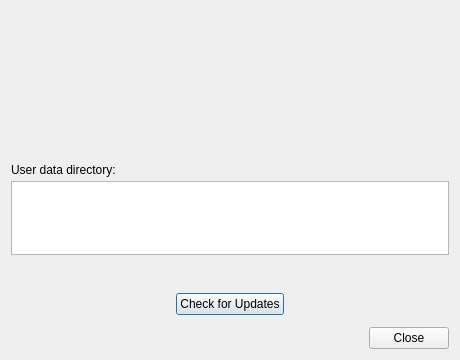
The window that src/MainWindow/ui/about_dialog.ui (eidora-desktop/EIDORA) describes before a commit, drawn with Qt 5.
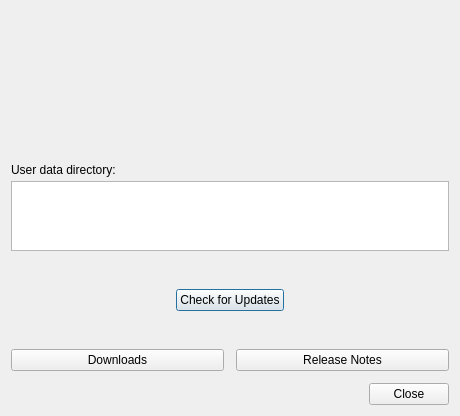
The same window after the commit.

What changed in the file:
```diff
--- a/src/MainWindow/ui/about_dialog.ui
+++ b/src/MainWindow/ui/about_dialog.ui
@@ -139,6 +139,43 @@
      </property>
     </widget>
    </item>
+   <item>
+    <widget class="QLabel" name="label_update_status">
+     <property name="textRole" stdset="0">
+      <string>primary</string>
+     </property>
+     <property name="textFormat">
+      <enum>Qt::TextFormat::PlainText</enum>
+     </property>
+     <property name="wordWrap">
+      <bool>true</bool>
+     </property>
+     <property name="alignment">
+      <set>Qt::AlignmentFlag::AlignCenter</set>
+     </property>
+     <property name="text">
+      <string/>
+     </property>
+    </widget>
+   </item>
+   <item>
+    <layout class="QHBoxLayout" name="layout_update_links">
+     <item>
+      <widget class="QPushButton" name="button_view_downloads">
+       <property name="text">
+        <string>Downloads</string>
+       </property>
+      </widget>
+     </item>
+     <item>
+      <widget class="QPushButton" name="button_release_notes">
+       <property name="text">
+        <string>Release Notes</string>
+       </property>
+      </widget>
+     </item>
+    </layout>
+   </item>
    <item>
     <widget class="QDialogButtonBox" name="button_box">
      <property name="standardButtons">
```
